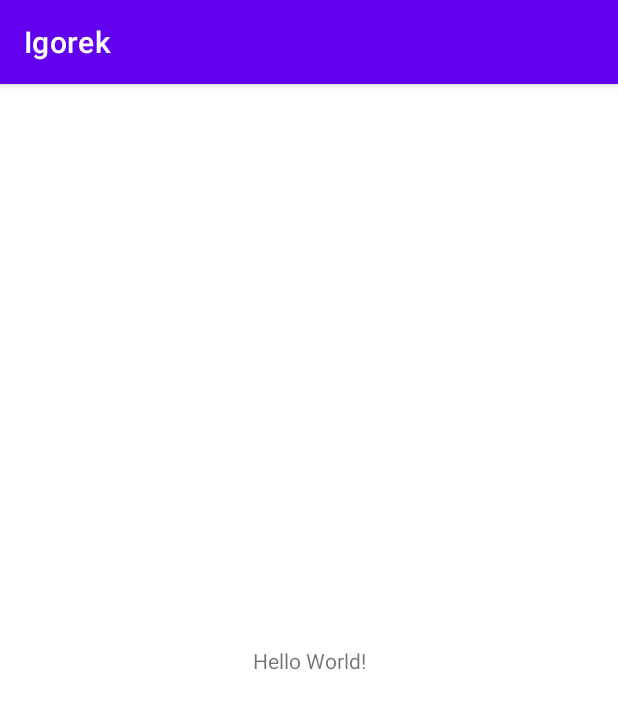
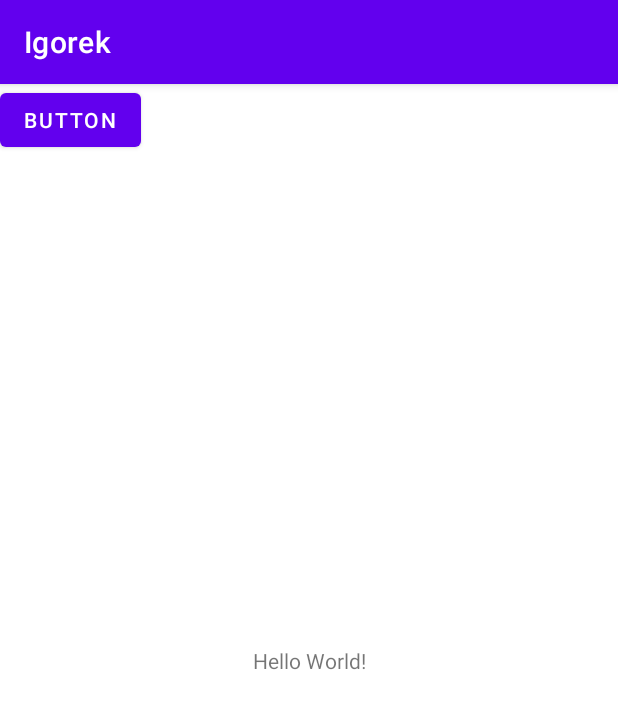
Before and after one commit to IgorEEk/ZadanieIgorek, an Android app: the screen it shows after launch (MainActivity), on a phone screen of 412 x 824 dp. Shown: the top 709 px of the screen. Run offline under Robolectric (Android 15) with nearby library versions, the phone set to English and light mode, and no system bars.

Commit message:
Анонимные классы

```diff
--- a/app/src/main/java/com/example/igorek/Cat.java
+++ b/app/src/main/java/com/example/igorek/Cat.java
@@ -1,9 +1,5 @@
 package com.example.igorek;
 
-
-import android.util.Log;
-
-import java.util.Locale;
 
 import android.util.Log;
 
--- a/app/src/main/java/com/example/igorek/MainActivity.java
+++ b/app/src/main/java/com/example/igorek/MainActivity.java
@@ -4,6 +4,8 @@ import androidx.appcompat.app.AppCompatActivity;
 
 import android.os.Bundle;
 import android.util.Log;
+import android.view.View;
+import android.widget.Button;
 
 import java.util.ArrayList;
 
@@ -22,6 +24,24 @@ public class MainActivity extends AppCompatActivity {
         cat1.catchMouse(1);
         cat1.catchMouse(3);
 
+        Button button = findViewById(R.id.button);
+        button.setOnClickListener(new View.OnClickListener() {
+            @Override
+            public void onClick(View v) {
+
+            }
+        });
+
+        Cat singingCat = new Cat() {
+            @Override
+            public void talk() {
+                Log.i("talk()", "I'm singing! La-la-la!");
+            }
+
+        };
+        singingCat.talk();
+        Cat cat = new Cat();
+        cat.talk();
 
     }
 }
--- a/app/src/main/res/layout/activity_main.xml
+++ b/app/src/main/res/layout/activity_main.xml
@@ -15,4 +15,12 @@
         app:layout_constraintStart_toStartOf="parent"
         app:layout_constraintTop_toTopOf="parent" />
 
+    <Button
+        android:id="@+id/button"
+        android:layout_width="wrap_content"
+        android:layout_height="wrap_content"
+        android:text="Button"
+        tools:layout_editor_absoluteX="156dp"
+        tools:layout_editor_absoluteY="477dp" />
+
 </androidx.constraintlayout.widget.ConstraintLayout>
```
Also changed, not shown: app/src/main/java/com/example/igorek/Animal.java (line endings or trailing spaces).
